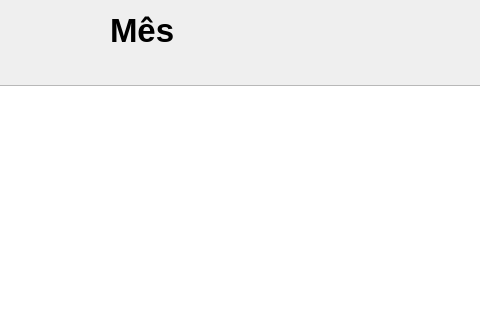
Before: the Qt Designer form monthwindow.ui in ThiagoServulo/MyFinancialAssets, drawn with Qt 5; both pictures show x 180 to 660 and y 0 to 320 of the 811 by 641 pixel window.
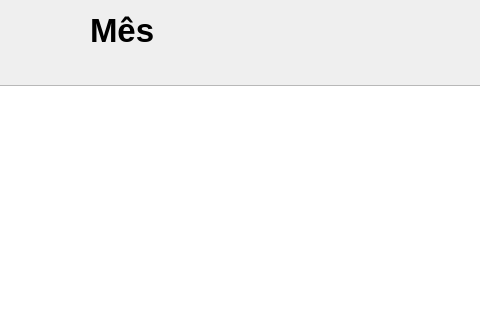
After: the same form once the commit is applied.

Commit message: Add yield to variable income performance window

The edit to the form file:
```diff
--- a/monthwindow.ui
+++ b/monthwindow.ui
@@ -27,9 +27,9 @@
    <widget class="QLabel" name="label_month">
     <property name="geometry">
      <rect>
-      <x>290</x>
+      <x>270</x>
       <y>10</y>
-      <width>221</width>
+      <width>301</width>
       <height>41</height>
      </rect>
     </property>
```
The commit also changes 5 other files.
